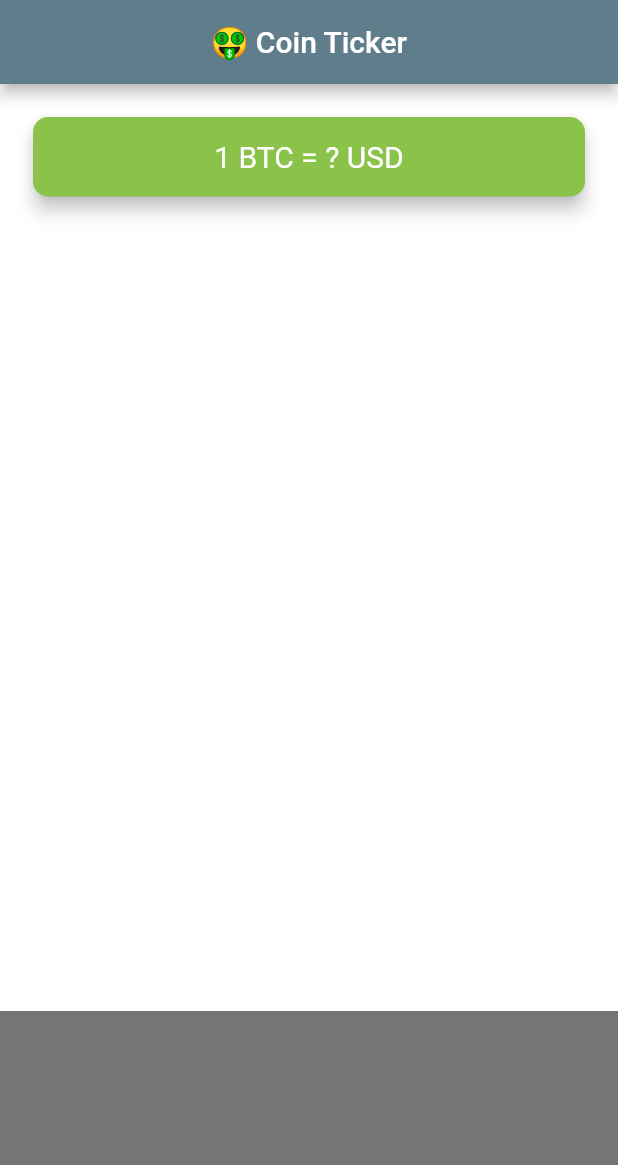
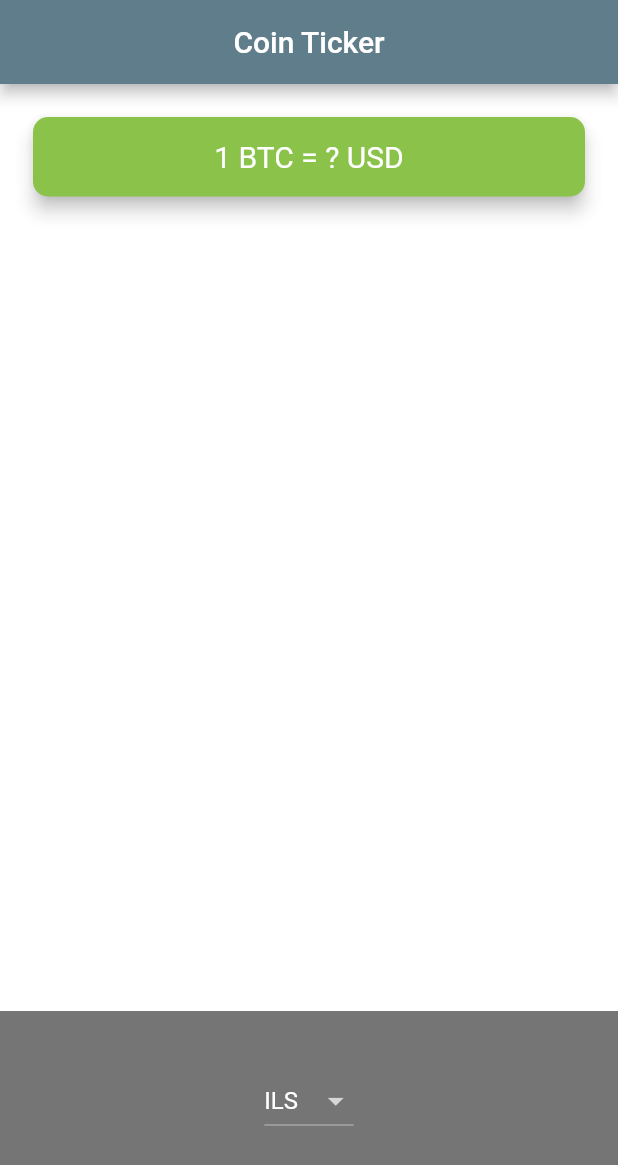
Before and after one commit to shaishalevss/bitcoin_ticker, a Flutter app: the screen it shows after launch, on a phone screen of 412 x 824 dp. Shown: the top 1165 px of the screen. Run offline on Flutter 3.47's test engine with Material 2 defaults, Android fonts, the phone set to English and light mode, and no system bars.

Commit message:
added the dropdown for the currencies selection.

```diff
--- a/lib/price_screen.dart
+++ b/lib/price_screen.dart
@@ -1,4 +1,5 @@
 import 'package:flutter/material.dart';
+import 'coin_data.dart';
 
 class PriceScreen extends StatefulWidget {
   @override
@@ -6,11 +7,24 @@
 }
 
 class _PriceScreenState extends State<PriceScreen> {
+
+  List<DropdownMenuItem> getListOfCurrency() {
+    List<DropdownMenuItem<String>> currencyItems = [];
+
+    for (String currency in currenciesList) {
+      var newItem = DropdownMenuItem(child: Text(currency), value: currency);
+      currencyItems.add(newItem);
+    }
+    return currencyItems;
+  }
+
+  String selectedCurrency = 'ILS';
+
   @override
   Widget build(BuildContext context) {
     return Scaffold(
       appBar: AppBar(
-        title: Center(child: Text('🤑 Coin Ticker')),
+        title: Center(child: Text('Coin Ticker')),
       ),
       body: Column(
         mainAxisAlignment: MainAxisAlignment.spaceBetween,
@@ -42,7 +56,15 @@
             alignment: Alignment.center,
             padding: EdgeInsets.only(bottom: 30.0),
             color: Colors.black54,
-            child: null,
+            child: DropdownButton<String>(
+              value: selectedCurrency,
+              items: getListOfCurrency(),
+              onChanged: (value) {
+                setState(() {
+                  selectedCurrency = value;
+                });
+              },
+            ),
           ),
         ],
       ),
```
